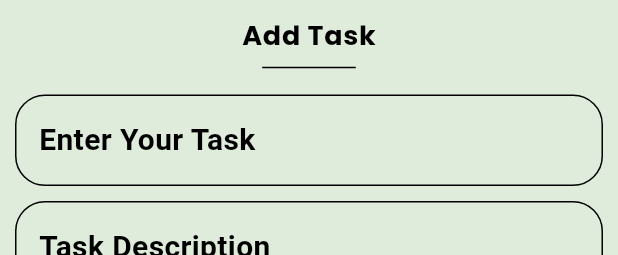
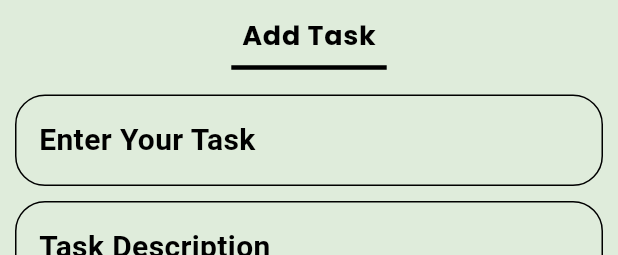
Before and after one commit to heshamgasser/new_todo_app, a Flutter app: the AddNotes widget shown alone on an empty page, opened directly, on a phone screen of 412 x 824 dp. Shown: the top 255 px of the screen. Run offline on Flutter 3.47's test engine with Material 2 defaults, Android fonts, the phone set to English and light mode, and no system bars; our stand-ins replace google_fonts, shared_preferences; accounts and stored records are empty; generated files the repository leaves out were written again.

Commit message:
add task divider style

```diff
--- a/lib/screens/widget/add_task/add_note_modalSheet.dart
+++ b/lib/screens/widget/add_task/add_note_modalSheet.dart
@@ -21,9 +21,10 @@ class AddNotes extends StatelessWidget {
               style: Theme.of(context).textTheme.bodyLarge,
             ),
             Divider(
+              thickness: 3,
               color: Theme.of(context).colorScheme.onBackground,
-              indent: MediaQuery.of(context).size.width * .4,
-              endIndent: MediaQuery.of(context).size.width * .4,
+              indent: MediaQuery.of(context).size.width * .35,
+              endIndent: MediaQuery.of(context).size.width * .35,
             ),
             SizedBox(height: 10),
             CustomTextFormField(
```
